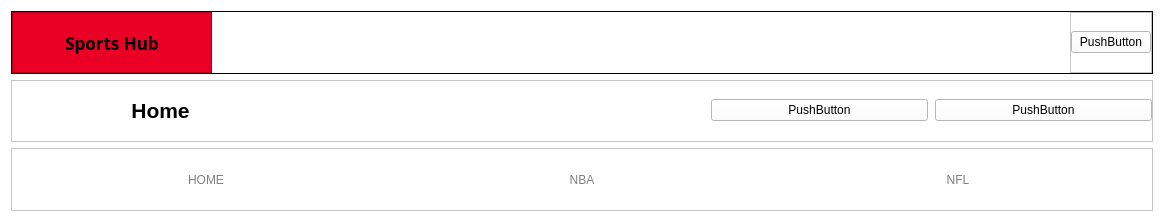
This is client/screens/widgets/header/header.ui in kleroop/TechCourse_2022_12 as Qt 5 draws it before an edit. The edited form follows.
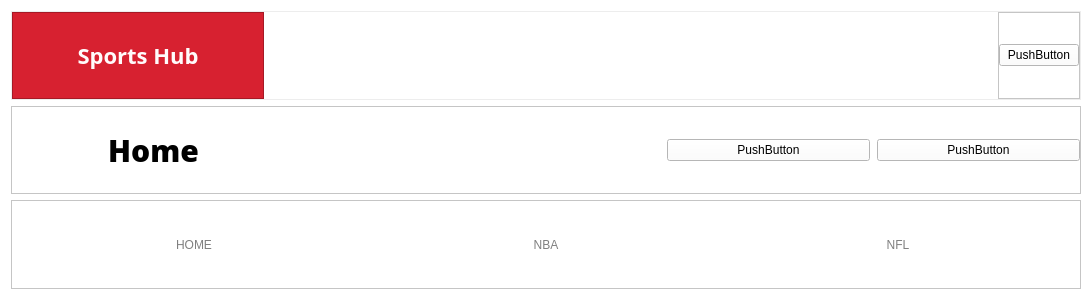
This is the edited form.

Commit message: header styling optional

```diff
--- a/client/screens/widgets/header/header.ui
+++ b/client/screens/widgets/header/header.ui
@@ -6,8 +6,8 @@
    <rect>
     <x>0</x>
     <y>0</y>
-    <width>1164</width>
-    <height>222</height>
+    <width>1092</width>
+    <height>300</height>
    </rect>
   </property>
   <property name="windowTitle">
@@ -21,7 +21,7 @@
     <widget class="QFrame" name="frame_4">
      <property name="styleSheet">
       <string notr="true">#frame_4{
-	border: 1px solid black;
+	border: 1px solid #EDEDED;
 }</string>
      </property>
      <property name="frameShape">
@@ -52,12 +52,12 @@
          <widget class="QFrame" name="frame_2">
           <property name="minimumSize">
            <size>
-            <width>200</width>
-            <height>0</height>
+            <width>252</width>
+            <height>83</height>
            </size>
           </property>
           <property name="styleSheet">
-           <string notr="true">background-color: rgba(234,0,36,255);</string>
+           <string notr="true">background: #D72130;</string>
           </property>
           <property name="frameShape">
            <enum>QFrame::StyledPanel</enum>
@@ -71,14 +71,22 @@
              <property name="font">
               <font>
                <family>Open Sans</family>
-               <pointsize>13</pointsize>
-               <weight>75</weight>
+               <pointsize>-1</pointsize>
                <italic>false</italic>
                <bold>true</bold>
                <underline>false</underline>
                <kerning>true</kerning>
               </font>
              </property>
+             <property name="styleSheet">
+              <string notr="true">font-family: 'Open Sans';
+font-style: normal;
+font-weight: 600;
+font-size: 22px;
+line-height: 28px;
+color: #FFFBFB;
+</string>
+             </property>
              <property name="text">
               <string>Sports Hub</string>
              </property>
@@ -107,7 +115,7 @@
          <widget class="QFrame" name="frame">
           <property name="styleSheet">
            <string notr="true">#frame{
-	border-left: 1px solid black;
+	border-left: 1px solid #EDEDED;
 }</string>
           </property>
           <property name="frameShape">
@@ -165,12 +173,12 @@
      <property name="minimumSize">
       <size>
        <width>0</width>
-       <height>0</height>
+       <height>70</height>
       </size>
      </property>
      <property name="styleSheet">
       <string notr="true">#frame_3{
-	border-bottom: 1px solid black;
+	border-bottom: 1px solid #EDEDED;
 }</string>
      </property>
      <property name="frameShape">
@@ -217,11 +225,21 @@
          <widget class="QLabel" name="sectionName">
           <property name="font">
            <font>
-            <pointsize>16</pointsize>
-            <weight>75</weight>
+            <family>Open Sans</family>
+            <pointsize>-1</pointsize>
+            <italic>false</italic>
             <bold>true</bold>
            </font>
           </property>
+          <property name="styleSheet">
+           <string notr="true">font-family: 'Open Sans';
+font-style: normal;
+font-weight: 700;
+font-size: 30px;
+line-height: 41px;
+text-transform: capitalize;
+color: #000000;</string>
+          </property>
           <property name="text">
            <string>Home</string>
           </property>
```
Left out of the diff: 2 changed lines with no effect on the pictures.
